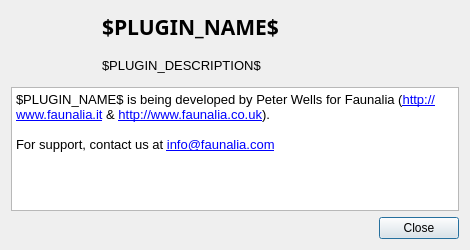
Qt form DlgAbout.ui (lutraconsulting/os2ogr) before a commit.
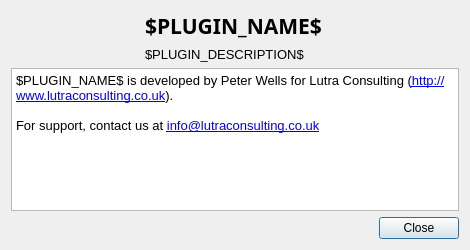
The same form after that commit. Icons and pictures are not drawn.

What changed in the file:
```diff
--- a/DlgAbout.ui
+++ b/DlgAbout.ui
@@ -24,14 +24,14 @@
      </property>
      <property name="minimumSize">
       <size>
-       <width>85</width>
-       <height>70</height>
+       <width>128</width>
+       <height>46</height>
       </size>
      </property>
      <property name="maximumSize">
       <size>
-       <width>85</width>
-       <height>70</height>
+       <width>128</width>
+       <height>46</height>
       </size>
      </property>
      <property name="text">
@@ -88,10 +88,10 @@
       <string>&lt;!DOCTYPE HTML PUBLIC &quot;-//W3C//DTD HTML 4.0//EN&quot; &quot;http://www.w3.org/TR/REC-html40/strict.dtd&quot;&gt;
 &lt;html&gt;&lt;head&gt;&lt;meta name=&quot;qrichtext&quot; content=&quot;1&quot; /&gt;&lt;style type=&quot;text/css&quot;&gt;
 p, li { white-space: pre-wrap; }
-&lt;/style&gt;&lt;/head&gt;&lt;body style=&quot; font-family:'Ubuntu'; font-size:11pt; font-weight:400; font-style:normal;&quot;&gt;
-&lt;p style=&quot; margin-top:0px; margin-bottom:0px; margin-left:0px; margin-right:0px; -qt-block-indent:0; text-indent:0px;&quot;&gt;&lt;span style=&quot; font-family:'Sans'; font-size:10pt;&quot;&gt;$PLUGIN_NAME$ is being developed by Peter Wells for Faunalia (&lt;/span&gt;&lt;a href=&quot;http://www.faunalia.it&quot;&gt;&lt;span style=&quot; font-family:'Sans'; font-size:10pt; text-decoration: underline; color:#0000ff;&quot;&gt;http://www.faunalia.it&lt;/span&gt;&lt;/a&gt;&lt;span style=&quot; font-family:'Sans'; font-size:10pt;&quot;&gt; &amp;amp; &lt;/span&gt;&lt;a href=&quot;http://www.faunalia.co.uk&quot;&gt;&lt;span style=&quot; font-family:'Sans'; font-size:10pt; text-decoration: underline; color:#0000ff;&quot;&gt;http://www.faunalia.co.uk&lt;/span&gt;&lt;/a&gt;&lt;span style=&quot; font-family:'Sans'; font-size:10pt;&quot;&gt;).&lt;/span&gt;&lt;/p&gt;
-&lt;p style=&quot;-qt-paragraph-type:empty; margin-top:0px; margin-bottom:0px; margin-left:0px; margin-right:0px; -qt-block-indent:0; text-indent:0px; font-family:'DejaVu Sans'; font-size:10pt;&quot;&gt;&lt;/p&gt;
-&lt;p style=&quot; margin-top:0px; margin-bottom:0px; margin-left:0px; margin-right:0px; -qt-block-indent:0; text-indent:0px;&quot;&gt;&lt;span style=&quot; font-family:'Sans'; font-size:10pt;&quot;&gt;For support, contact us at &lt;/span&gt;&lt;a href=&quot;mailto:info@faunalia.com?subject=$MAIL_SUBJECT$&amp;amp;body=$MAIL_BODY$&quot;&gt;&lt;span style=&quot; font-family:'Sans'; font-size:10pt; text-decoration: underline; color:#0000ff;&quot;&gt;info@faunalia.com&lt;/span&gt;&lt;/a&gt;&lt;/p&gt;&lt;/body&gt;&lt;/html&gt;</string>
+&lt;/style&gt;&lt;/head&gt;&lt;body style=&quot; font-family:'MS Shell Dlg 2'; font-size:8.25pt; font-weight:400; font-style:normal;&quot;&gt;
+&lt;p style=&quot; margin-top:0px; margin-bottom:0px; margin-left:0px; margin-right:0px; -qt-block-indent:0; text-indent:0px;&quot;&gt;&lt;span style=&quot; font-family:'Sans'; font-size:10pt;&quot;&gt;$PLUGIN_NAME$ is developed by Peter Wells for Lutra Consulting (&lt;/span&gt;&lt;a href=&quot;http://www.lutraconsulting.co.uk&quot;&gt;&lt;span style=&quot; font-family:'Sans'; font-size:10pt; text-decoration: underline; color:#0000ff;&quot;&gt;http://www.lutraconsulting.co.uk&lt;/span&gt;&lt;/a&gt;&lt;span style=&quot; font-family:'Sans'; font-size:10pt;&quot;&gt;).&lt;/span&gt;&lt;/p&gt;
+&lt;p style=&quot;-qt-paragraph-type:empty; margin-top:0px; margin-bottom:0px; margin-left:0px; margin-right:0px; -qt-block-indent:0; text-indent:0px; font-family:'DejaVu Sans'; font-size:10pt;&quot;&gt;&lt;br /&gt;&lt;/p&gt;
+&lt;p style=&quot; margin-top:0px; margin-bottom:0px; margin-left:0px; margin-right:0px; -qt-block-indent:0; text-indent:0px;&quot;&gt;&lt;span style=&quot; font-family:'Sans'; font-size:10pt;&quot;&gt;For support, contact us at &lt;/span&gt;&lt;a href=&quot;mailto:info@lutraconsulting.co.uk?subject=$MAIL_SUBJECT$&amp;amp;body=$MAIL_BODY$&quot;&gt;&lt;span style=&quot; font-family:'Sans'; font-size:10pt; text-decoration: underline; color:#0000ff;&quot;&gt;info@lutraconsulting.co.uk&lt;/span&gt;&lt;/a&gt;&lt;/p&gt;&lt;/body&gt;&lt;/html&gt;</string>
      </property>
      <property name="openExternalLinks">
       <bool>true</bool>
```
Left out of the diff: 8 changed lines with no effect on the pictures.
